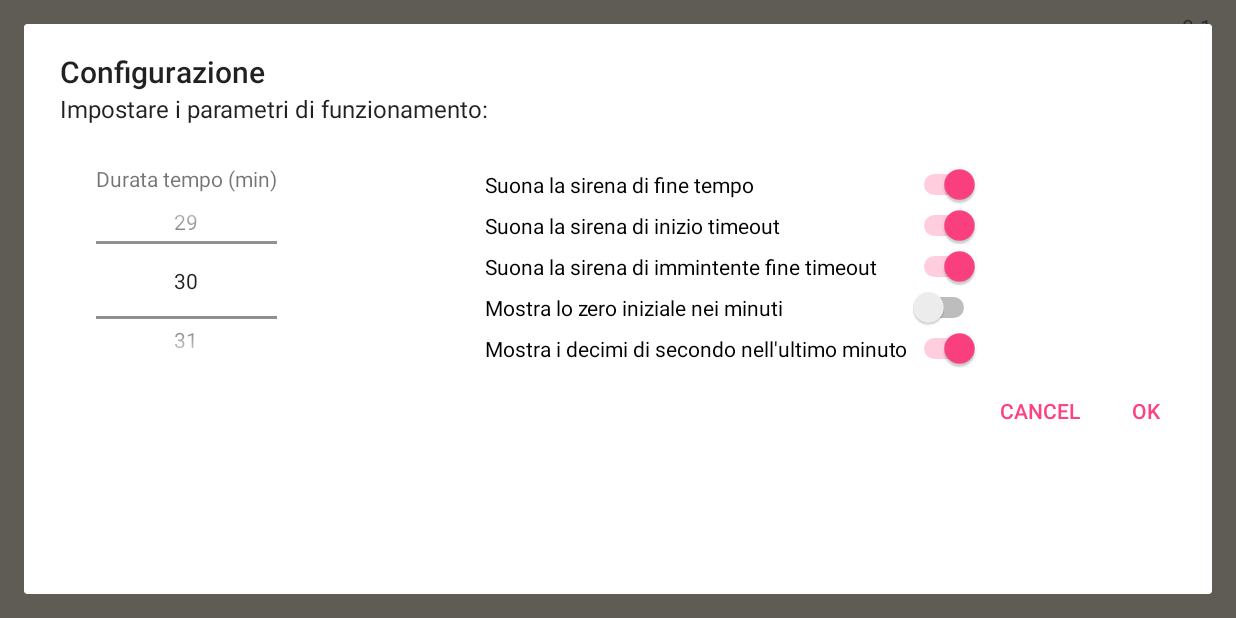
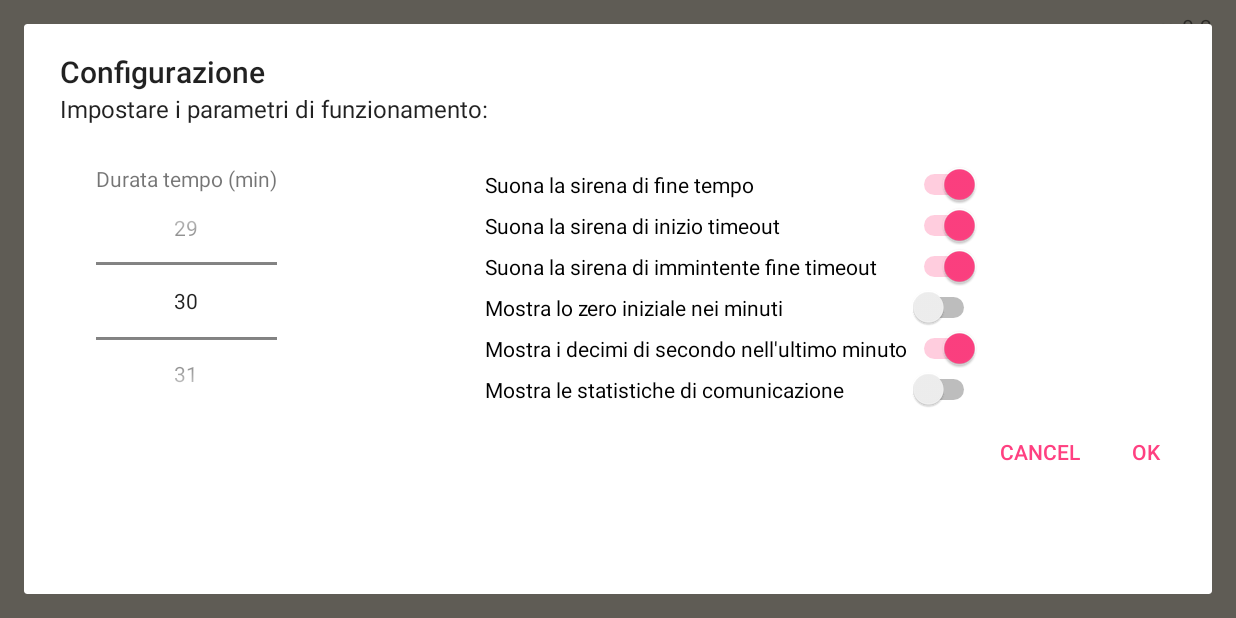
Before and after one commit to gzuliani/sps-hc20.droid, an Android app: the screen it shows after launch (MainActivity), after a tap on "CONFIGURA", on a phone screen of 824 x 412 dp (held sideways). Run offline under Robolectric (Android 15) with nearby library versions, the phone set to English and light mode, and no system bars.

Commit message:
transmission optimization

```diff
--- a/app/build.gradle
+++ b/app/build.gradle
@@ -6,8 +6,8 @@ android {
         applicationId "org.jolly_handball.sps_hc20"
         minSdkVersion 15
         targetSdkVersion 26
-        versionCode 1
-        versionName "0.1"
+        versionCode 2
+        versionName "0.2"
         testInstrumentationRunner "android.support.test.runner.AndroidJUnitRunner"
     }
     buildTypes {
--- a/app/src/main/java/org/jolly_handball/sps_hc20/MainActivity.java
+++ b/app/src/main/java/org/jolly_handball/sps_hc20/MainActivity.java
@@ -40,6 +40,12 @@ public class MainActivity extends AppCompatActivity implements PreferencesDialog
 
     Preferences preferences = new Preferences();
 
+    // transmission statistics
+    TextView commStatsPacketsSent = null;
+    TextView commStatsPacketsRefused = null;
+    TextView commStatsPacketsLost = null;
+    TextView commStatsOtherErrors = null;
+
     // buttons
     Button sirenButton = null;
     Button timeoutButton = null;
@@ -67,6 +73,7 @@ public class MainActivity extends AppCompatActivity implements PreferencesDialog
             if (UsbManager.ACTION_USB_DEVICE_DETACHED.equals(action)) {
                 if (usbPort.isConnected()) {
                     usbPort.disconnect();
+                    scoreboard = null;
                     Toast.makeText(getApplicationContext(),
                             R.string.arduino_board_disconnected,
                             Toast.LENGTH_LONG).show();
@@ -88,12 +95,16 @@ public class MainActivity extends AppCompatActivity implements PreferencesDialog
 
         usbManager = (UsbManager) getSystemService(Context.USB_SERVICE);
         usbPort = new UsbPort(usbManager);
-        scoreboard = new Scoreboard(usbPort);
 
         // register the ACTION_USB_DEVICE_DETACHED event listener
         IntentFilter filter = new IntentFilter();
         filter.addAction(UsbManager.ACTION_USB_DEVICE_DETACHED);
         registerReceiver(usbReceiver, filter);
+
+        commStatsPacketsSent = findViewById(R.id.comm_stats_packets_sent);
+        commStatsPacketsRefused = findViewById(R.id.comm_stats_packets_refused);
+        commStatsPacketsLost = findViewById(R.id.comm_stats_packets_lost);
+        commStatsOtherErrors = findViewById(R.id.comm_stats_other_errors);
 
         /*
          * time management
@@ -420,6 +431,7 @@ public class MainActivity extends AppCompatActivity implements PreferencesDialog
         if (UsbManager.ACTION_USB_DEVICE_ATTACHED.equals(action)) {
             usbPort.connect((UsbDevice) intent
                     .getParcelableExtra(UsbManager.EXTRA_DEVICE));
+            scoreboard = new Scoreboard(usbPort);
             updateConnectButtonLabel();
         }
 
@@ -462,6 +474,13 @@ public class MainActivity extends AppCompatActivity implements PreferencesDialog
                                                 guestTeam.isFirstTimeout(),
                                                 guestTeam.isSecondTimeout()),
                                         isSirenOn || sirenButton.isPressed()));
+
+                        if (preferences.isShowTransmissionStats()) {
+                            commStatsPacketsSent.setText(String.format(getString(R.string.comm_stats_packets_sent), Integer.toString(scoreboard.getAckCount())));
+                            commStatsPacketsRefused.setText(String.format(getString(R.string.comm_stats_packets_refused), Integer.toString(scoreboard.getNakCount())));
+                            commStatsPacketsLost.setText(String.format(getString(R.string.comm_stats_packets_lost), Integer.toString(scoreboard.getTimeoutCount())));
+                            commStatsOtherErrors.setText(String.format(getString(R.string.comm_stats_other_errors), Integer.toString(scoreboard.getErrorCount())));
+                        }
                     }
                 }
 
@@ -473,6 +492,22 @@ public class MainActivity extends AppCompatActivity implements PreferencesDialog
     public void preferencesChanged() {
         gameTimer.configure(preferences.getTimeViewPreferences());
         gameTimer.setPeriodDuration(preferences.getMinutesPerPeriod());
+
+        if (preferences.isShowTransmissionStats()) {
+            commStatsPacketsSent.setVisibility(View.VISIBLE);
+            commStatsPacketsSent.setText(String.format(getString(R.string.comm_stats_packets_sent), Integer.toString(0)));
+            commStatsPacketsRefused.setVisibility(View.VISIBLE);
+            commStatsPacketsRefused.setText(String.format(getString(R.string.comm_stats_packets_refused), Integer.toString(0)));
+            commStatsPacketsLost.setVisibility(View.VISIBLE);
+            commStatsPacketsLost.setText(String.format(getString(R.string.comm_stats_packets_lost), Integer.toString(0)));
+            commStatsOtherErrors.setVisibility(View.VISIBLE);
+            commStatsOtherErrors.setText(String.format(getString(R.string.comm_stats_other_errors), Integer.toString(0)));
+        } else {
+            commStatsPacketsSent.setVisibility(View.INVISIBLE);
+            commStatsPacketsRefused.setVisibility(View.INVISIBLE);
+            commStatsPacketsLost.setVisibility(View.INVISIBLE);
+            commStatsOtherErrors.setVisibility(View.INVISIBLE);
+        }
     }
 
     @Override
@@ -482,7 +517,7 @@ public class MainActivity extends AppCompatActivity implements PreferencesDialog
     }
 
     private void updateConnectButtonLabel() {
-        if (usbPort.isConnected()) {
+        if (scoreboard != null) {
             connectButton.setText(R.string.disconnect);
         } else {
             connectButton.setText(R.string.connect);
--- a/app/src/main/java/org/jolly_handball/sps_hc20/Preferences.java
+++ b/app/src/main/java/org/jolly_handball/sps_hc20/Preferences.java
@@ -9,6 +9,7 @@ class Preferences {
     private boolean sirenOnTimeoutCall = true;
     private boolean sirenOnTimeoutEnd = true;
     private TimeViewPreferences timeViewPreferences = new TimeViewPreferences();
+    private boolean showTransmissionStats = false;
 
     int getMinutesPerPeriod() {
         return minutesPerPeriod;
@@ -45,4 +46,12 @@ class Preferences {
     TimeViewPreferences getTimeViewPreferences() {
         return timeViewPreferences;
     }
+
+    public boolean isShowTransmissionStats() {
+        return showTransmissionStats;
+    }
+
+    public void setShowTransmissionStats(boolean showTransmissionStats) {
+        this.showTransmissionStats = showTransmissionStats;
+    }
 }
--- a/app/src/main/java/org/jolly_handball/sps_hc20/PreferencesDialogFragment.java
+++ b/app/src/main/java/org/jolly_handball/sps_hc20/PreferencesDialogFragment.java
@@ -22,6 +22,7 @@ public class PreferencesDialogFragment extends AutoExpandingDialogFragment {
     private Switch sirenOnTimeoutEnd = null;
     private Switch leadingZeroInMinutes = null;
     private Switch highResolutionLastMinute = null;
+    private Switch showTransmissionStats = null;
 
     public void setUp(Preferences preferences, Observer observer) {
         this.preferences = preferences;
@@ -47,6 +48,7 @@ public class PreferencesDialogFragment extends AutoExpandingDialogFragment {
                                 preferences.setSirenOnTimeoutEnd(sirenOnTimeoutEnd.isChecked());
                                 timeViewPreferences.setHighResolutionLastMinute(highResolutionLastMinute.isChecked());
                                 timeViewPreferences.setLeadingZeroInMinutes(leadingZeroInMinutes.isChecked());
+                                preferences.setShowTransmissionStats(showTransmissionStats.isChecked());
 
                                 if (observer != null)
                                     observer.preferencesChanged();
@@ -80,6 +82,9 @@ public class PreferencesDialogFragment extends AutoExpandingDialogFragment {
         highResolutionLastMinute = view.findViewById(R.id.preferences_high_resolution_last_minute);
         highResolutionLastMinute.setChecked(timeViewPreferences.isHighResolutionLastMinute());
 
+        showTransmissionStats = view.findViewById(R.id.preferences_show_transmission_stats);
+        showTransmissionStats.setChecked(preferences.isShowTransmissionStats());
+
         return builder.create();
     }
 
--- a/app/src/main/java/org/jolly_handball/sps_hc20/scoreboard/Scoreboard.java
+++ b/app/src/main/java/org/jolly_handball/sps_hc20/scoreboard/Scoreboard.java
@@ -19,6 +19,7 @@ public class Scoreboard {
     private SevenSegmentsFont font = new SevenSegmentsFont();
     private Data lastTransmittedData = null;
     private byte[] txBuffer = new byte[DATA_LENGTH + 2];
+    private byte[] rxBuffer = null;
 
     private UsbPort usbPort;
 
@@ -29,7 +30,9 @@ public class Scoreboard {
 
     public Scoreboard(UsbPort port) {
         usbPort = port;
+
         prepareTxBuffer();
+        rxBuffer = new byte[usbPort.getSuggestedInputBufferSize()];
 
         ackCount = 0;
         nakCount = 0;
@@ -104,19 +107,19 @@ public class Scoreboard {
             txBuffer[9] |= (byte) 0x10;
 
         usbPort.send(txBuffer, TIMEOUT);
-        byte[] response = new byte[]{NUL,};
+        rxBuffer[0] = NUL;
 
-        while (usbPort.receive(response, TIMEOUT) > 0)
+        while (usbPort.receive(rxBuffer, TIMEOUT) > 0)
             ;
 
-        if (response[0] == NUL)
+        if (rxBuffer[0] == NUL)
             timeoutCount += 1;
 
-        else if (response[0] == ACK) {
+        else if (rxBuffer[0] == ACK) {
             ackCount += 1;
             lastTransmittedData = data;
 
-        } else if (response[0] == NAK)
+        } else if (rxBuffer[0] == NAK)
             nakCount += 1;
 
         else
--- a/app/src/main/res/layout-sw600dp/activity_main.xml
+++ b/app/src/main/res/layout-sw600dp/activity_main.xml
@@ -7,6 +7,41 @@
     android:screenOrientation="landscape"
     android:background="@color/base2"
     tools:context=".MainActivity">
+
+    <TextView
+        android:id="@+id/comm_stats_packets_sent"
+        android:layout_width="wrap_content"
+        android:layout_height="wrap_content"
+        android:layout_marginTop="8dp"
+        android:layout_marginStart="16dp"
+        android:layout_marginLeft="16dp"
+        android:text=""
+        app:layout_constraintStart_toStartOf="parent"
+        app:layout_constraintTop_toTopOf="parent" />
+
+    <TextView
+        android:id="@+id/comm_stats_packets_refused"
+        android:layout_width="wrap_content"
+        android:layout_height="wrap_content"
+        android:text=""
+        app:layout_constraintStart_toStartOf="@+id/comm_stats_packets_sent"
+        app:layout_constraintTop_toBottomOf="@+id/comm_stats_packets_sent" />
+
+    <TextView
+        android:id="@+id/comm_stats_packets_lost"
+        android:layout_width="wrap_content"
+        android:layout_height="wrap_content"
+        android:text=""
+        app:layout_constraintStart_toStartOf="@+id/comm_stats_packets_refused"
+        app:layout_constraintTop_toBottomOf="@+id/comm_stats_packets_refused" />
+
+    <TextView
+        android:id="@+id/comm_stats_other_errors"
+        android:layout_width="wrap_content"
+        android:layout_height="wrap_content"
+        android:text=""
+        app:layout_constraintStart_toStartOf="@+id/comm_stats_packets_lost"
+        app:layout_constraintTop_toBottomOf="@+id/comm_stats_packets_lost" />
 
     <TextView
         android:id="@+id/version"
--- a/app/src/main/res/layout-sw720dp/activity_main.xml
+++ b/app/src/main/res/layout-sw720dp/activity_main.xml
@@ -7,6 +7,41 @@
     android:screenOrientation="landscape"
     android:background="@color/base2"
     tools:context=".MainActivity">
+
+    <TextView
+        android:id="@+id/comm_stats_packets_sent"
+        android:layout_width="wrap_content"
+        android:layout_height="wrap_content"
+        android:layout_marginTop="8dp"
+        android:layout_marginStart="16dp"
+        android:layout_marginLeft="16dp"
+        android:text=""
+        app:layout_constraintStart_toStartOf="parent"
+        app:layout_constraintTop_toTopOf="parent" />
+
+    <TextView
+        android:id="@+id/comm_stats_packets_refused"
+        android:layout_width="wrap_content"
+        android:layout_height="wrap_content"
+        android:text=""
+        app:layout_constraintStart_toStartOf="@+id/comm_stats_packets_sent"
+        app:layout_constraintTop_toBottomOf="@+id/comm_stats_packets_sent" />
+
+    <TextView
+        android:id="@+id/comm_stats_packets_lost"
+        android:layout_width="wrap_content"
+        android:layout_height="wrap_content"
+        android:text=""
+        app:layout_constraintStart_toStartOf="@+id/comm_stats_packets_refused"
+        app:layout_constraintTop_toBottomOf="@+id/comm_stats_packets_refused" />
+
+    <TextView
+        android:id="@+id/comm_stats_other_errors"
+        android:layout_width="wrap_content"
+        android:layout_height="wrap_content"
+        android:text=""
+        app:layout_constraintStart_toStartOf="@+id/comm_stats_packets_lost"
+        app:layout_constraintTop_toBottomOf="@+id/comm_stats_packets_lost" />
 
     <TextView
         android:id="@+id/version"
--- a/app/src/main/res/layout/activity_main.xml
+++ b/app/src/main/res/layout/activity_main.xml
@@ -7,6 +7,41 @@
     android:screenOrientation="landscape"
     android:background="@color/base2"
     tools:context=".MainActivity">
+
+    <TextView
+        android:id="@+id/comm_stats_packets_sent"
+        android:layout_width="wrap_content"
+        android:layout_height="wrap_content"
+        android:layout_marginTop="8dp"
+        android:layout_marginStart="16dp"
+        android:layout_marginLeft="16dp"
+        android:text=""
+        app:layout_constraintStart_toStartOf="parent"
+        app:layout_constraintTop_toTopOf="parent" />
+
+    <TextView
+        android:id="@+id/comm_stats_packets_refused"
+        android:layout_width="wrap_content"
+        android:layout_height="wrap_content"
+        android:text=""
+        app:layout_constraintStart_toStartOf="@+id/comm_stats_packets_sent"
+        app:layout_constraintTop_toBottomOf="@+id/comm_stats_packets_sent" />
+
+    <TextView
+        android:id="@+id/comm_stats_packets_lost"
+        android:layout_width="wrap_content"
+        android:layout_height="wrap_content"
+        android:text=""
+        app:layout_constraintStart_toStartOf="@+id/comm_stats_packets_refused"
+        app:layout_constraintTop_toBottomOf="@+id/comm_stats_packets_refused" />
+
+    <TextView
+        android:id="@+id/comm_stats_other_errors"
+        android:layout_width="wrap_content"
+        android:layout_height="wrap_content"
+        android:text=""
+        app:layout_constraintStart_toStartOf="@+id/comm_stats_packets_lost"
+        app:layout_constraintTop_toBottomOf="@+id/comm_stats_packets_lost" />
 
     <TextView
         android:id="@+id/version"
@@ -377,7 +412,7 @@
             android:textColor="@drawable/main_button_selector"
             android:textSize="16sp"
             android:textStyle="bold"
-            app:layout_constraintTop_toBottomOf="@+id/test"
+            app:layout_constraintTop_toBottomOf="@+id/configure"
             tools:layout_editor_absoluteX="4dp" />
 
         <Button
--- a/app/src/main/res/layout/preferences_dialog.xml
+++ b/app/src/main/res/layout/preferences_dialog.xml
@@ -84,6 +84,13 @@
             android:layout_height="0dp"
             android:layout_weight="1"
             android:text="@string/high_resolution_last_minute" />
+
+        <Switch
+            android:id="@+id/preferences_show_transmission_stats"
+            android:layout_width="match_parent"
+            android:layout_height="0dp"
+            android:layout_weight="1"
+            android:text="@string/preferences_show_transmission_stats" />
     </LinearLayout>
 
 </android.support.constraint.ConstraintLayout>
--- a/app/src/main/res/values/strings.xml
+++ b/app/src/main/res/values/strings.xml
@@ -33,4 +33,9 @@
     <string name="preferences_dialog_title">Configurazione</string>
     <string name="preferences_dialog_message">Impostare i parametri di funzionamento:</string>
     <string name="configure">Configura</string>
+    <string name="preferences_show_transmission_stats">Mostra le statistiche di comunicazione</string>
+    <string name="comm_stats_packets_sent">Pacchetti spediti: %s</string>
+    <string name="comm_stats_packets_refused">Pacchetti rifiutati: %s</string>
+    <string name="comm_stats_packets_lost">Pacchetti persi: %s</string>
+    <string name="comm_stats_other_errors">Errori generici: %s</string>
 </resources>
```
Also changed, not shown: app/src/main/java/org/jolly_handball/sps_hc20/UsbPort.java (+2 -20 lines), app/src/main/java/org/jolly_handball/sps_hc20/scoreboard/Data.java (+17 -0 lines), app/src/main/java/org/jolly_handball/sps_hc20/scoreboard/Team.java (+22 -1 lines), app/src/main/java/org/jolly_handball/sps_hc20/scoreboard/Timer.java (+17 -0 lines), 1 other file.
